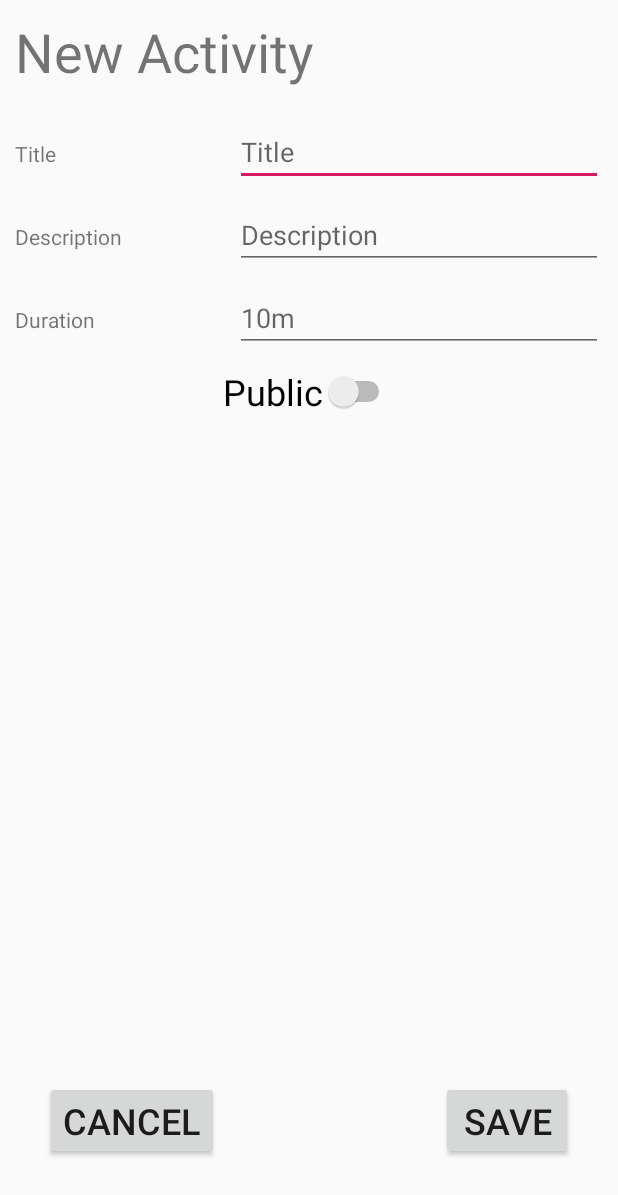
After one commit to thedeconstructors/Krono, an Android app: the layout activity_menu0_activities_newactivity.xml on its own in the app's theme, with its tools: preview values and no code run, on a phone screen of 412 x 824 dp. The commit adds this screen. Shown: the top 1195 px of the screen. Run offline under Robolectric (Android 15) with nearby library versions, the phone set to English and light mode, and no system bars.

Commit message:
Added new activity page

```diff
--- a/KronoJava/app/src/main/res/layout/activity_menu0_activities2.xml
+++ b/KronoJava/app/src/main/res/layout/activity_menu0_activities2.xml
@@ -21,5 +21,6 @@
         android:layout_marginRight="50dp"
         android:layout_marginBottom="50dp"
         android:layout_weight="5"
-        android:text="@string/menu_activities_new" />
+        android:text="@string/menu_activities_new"
+        android:textSize="24sp" />
 </LinearLayout>
--- /dev/null
+++ b/KronoJava/app/src/main/res/layout/activity_menu0_activities_newactivity.xml
@@ -0,0 +1,136 @@
+<?xml version="1.0" encoding="utf-8"?>
+<LinearLayout xmlns:android="http://schemas.android.com/apk/res/android"
+    xmlns:app="http://schemas.android.com/apk/res-auto"
+    xmlns:tools="http://schemas.android.com/tools"
+    android:layout_width="match_parent"
+    android:layout_height="match_parent"
+    android:gravity="center_horizontal"
+    android:orientation="vertical">
+
+    <TextView
+        android:id="@+id/textView3"
+        android:layout_width="match_parent"
+        android:layout_height="wrap_content"
+        android:layout_margin="10dp"
+        android:text="@string/newactivity"
+        android:textSize="36sp"
+        tools:textAlignment="center" />
+
+    <TableLayout
+        android:layout_width="match_parent"
+        android:layout_height="match_parent"
+        android:layout_margin="10dp"
+        android:layout_weight="1">
+
+        <TableRow
+            android:layout_width="match_parent"
+            android:layout_height="match_parent">
+
+            <TextView
+                android:id="@+id/lblTitle"
+                android:layout_width="match_parent"
+                android:layout_height="wrap_content"
+                android:layout_weight="1"
+                android:ems="5"
+                android:text="@string/newactivity_title" />
+
+            <EditText
+                android:id="@+id/txtTitle"
+                android:layout_width="match_parent"
+                android:layout_height="wrap_content"
+                android:layout_weight="1"
+                android:ems="10"
+                android:hint="Title"
+                android:inputType="textPersonName" />
+
+        </TableRow>
+
+        <TableRow
+            android:layout_width="match_parent"
+            android:layout_height="match_parent"
+            android:layout_marginTop="10dp">
+
+            <TextView
+                android:id="@+id/lblDescription"
+                android:layout_width="match_parent"
+                android:layout_height="wrap_content"
+                android:layout_weight="1"
+                android:ems="5"
+                android:text="@string/newactivity_description" />
+
+            <EditText
+                android:id="@+id/txtDescription"
+                android:layout_width="match_parent"
+                android:layout_height="wrap_content"
+                android:layout_weight="1"
+                android:ems="10"
+                android:hint="Description"
+                android:inputType="textPersonName" />
+        </TableRow>
+
+        <TableRow
+            android:layout_width="match_parent"
+            android:layout_height="match_parent"
+            android:layout_marginTop="10dp">
+
+            <TextView
+                android:id="@+id/lblDuration"
+                android:layout_width="match_parent"
+                android:layout_height="wrap_content"
+                android:layout_weight="1"
+                android:ems="5"
+                android:text="@string/newactivity_duration" />
+
+            <EditText
+                android:id="@+id/txtDuration"
+                android:layout_width="match_parent"
+                android:layout_height="wrap_content"
+                android:layout_weight="1"
+                android:ems="10"
+                android:hint="10m"
+                android:inputType="textPersonName" />
+        </TableRow>
+
+        <TableRow
+            android:layout_width="match_parent"
+            android:layout_height="match_parent"
+            android:layout_marginTop="10dp"
+            android:gravity="center_horizontal">
+
+            <Switch
+                android:id="@+id/swPublic"
+                android:layout_width="wrap_content"
+                android:layout_height="wrap_content"
+                android:text="@string/newactivity_public"
+                android:textSize="24sp" />
+        </TableRow>
+    </TableLayout>
+
+    <androidx.constraintlayout.widget.ConstraintLayout
+        android:layout_width="match_parent"
+        android:layout_height="match_parent"
+        android:layout_weight="3">
+
+        <Button
+            android:id="@+id/btnCancel"
+            android:layout_width="wrap_content"
+            android:layout_height="wrap_content"
+            android:layout_marginStart="30dp"
+            android:text="@string/newactivity_cancel"
+            android:textSize="24sp"
+            app:layout_constraintBottom_toBottomOf="parent"
+            app:layout_constraintStart_toStartOf="parent"
+            app:layout_constraintTop_toTopOf="parent" />
+
+        <Button
+            android:id="@+id/btnSave"
+            android:layout_width="wrap_content"
+            android:layout_height="wrap_content"
+            android:layout_marginEnd="30dp"
+            android:text="@string/newactivity_save"
+            android:textSize="24sp"
+            app:layout_constraintBottom_toBottomOf="parent"
+            app:layout_constraintEnd_toEndOf="parent"
+            app:layout_constraintTop_toTopOf="parent" />
+    </androidx.constraintlayout.widget.ConstraintLayout>
+</LinearLayout>
--- a/KronoJava/app/src/main/res/values/strings.xml
+++ b/KronoJava/app/src/main/res/values/strings.xml
@@ -14,5 +14,13 @@
     <string name="profile_firstname">First Name</string>
     <string name="profile_lastname">Last Name</string>
     <string name="menu_activities_new">New Activity</string>
+    <string name="newactivity">New Activity</string>
+    <string name="newactivity_title">Title</string>
+    <string name="newactivity_description">Description</string>
+    <string name="newactivity_duration">Duration</string>
+    <string name="newactivity_public">Public</string>
+    <string name="newactivity_cancel">Cancel</string>
+    <string name="newactivity_save">Save</string>
+
 
 </resources>
```
